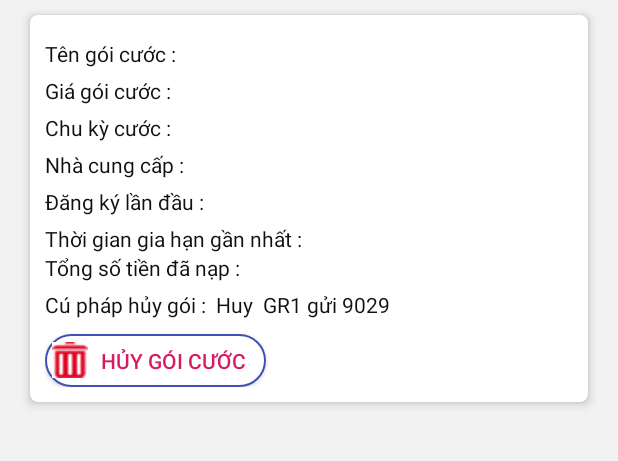
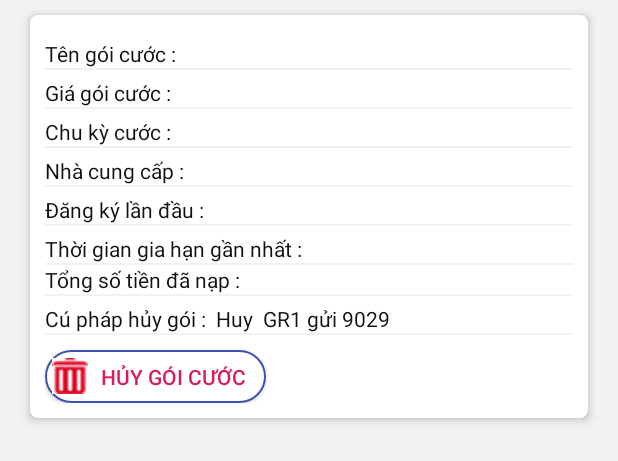
Before and after one commit to thanhtung1993/CTT2019, an Android app: the layout custom_goicuocsudung.xml on its own in the app's theme, with its tools: preview values and no code run, on a phone screen of 412 x 824 dp. Shown: the top 461 px of the screen. Run offline under Robolectric (Android 15) with nearby library versions, the phone set to English and light mode, and no system bars.

Commit message:
code 0307

```diff
--- a/app/src/main/java/com/example/ctt2019/Activity/ManHinhChaoActivity.java
+++ b/app/src/main/java/com/example/ctt2019/Activity/ManHinhChaoActivity.java
@@ -18,7 +18,7 @@ public class ManHinhChaoActivity extends AppCompatActivity {
             @Override
             public void run() {
                 try {
-                    Thread.sleep(1000);
+                    Thread.sleep(2000);
                 }
                 catch (Exception e)
                 {
--- a/app/src/main/java/com/example/ctt2019/Activity/XacNhanNapTienActivity.java
+++ b/app/src/main/java/com/example/ctt2019/Activity/XacNhanNapTienActivity.java
@@ -15,7 +15,7 @@ import android.widget.TextView;
 import com.example.ctt2019.R;
 
 public class XacNhanNapTienActivity extends AppCompatActivity implements View.OnClickListener {
-    String token;
+    String token,thoiGian;
     Button btnHuy, btnDongY;
     TextView txtTenGoiCuocXN,txtDichVuGame,txtSoTienXN,txtTaiKhoanXN,txtNCCXN;
 
@@ -48,6 +48,7 @@ public class XacNhanNapTienActivity extends AppCompatActivity implements View.On
         txtTaiKhoanXN.setText(intent.getStringExtra("5"));
         txtNCCXN.setText(intent.getStringExtra("1"));
         token=intent.getStringExtra("token");
+        thoiGian=intent.getStringExtra("time");
 
     }
 
@@ -57,6 +58,7 @@ public class XacNhanNapTienActivity extends AppCompatActivity implements View.On
          case R.id.btnHuyBoNapTien:
                  Intent iNapTien=new Intent(XacNhanNapTienActivity.this,NapTienGameActivity.class);
                  iNapTien.putExtra("token",token);
+                 iNapTien.putExtra("time",thoiGian);
                  startActivity(iNapTien);
                  break;
             case R.id.btnNapTienThanhCong:
@@ -78,6 +80,7 @@ public class XacNhanNapTienActivity extends AppCompatActivity implements View.On
             public void onClick(View v) {
                 Intent iNapTienGame = new Intent(getApplicationContext(), NapTienGameActivity.class);
                 iNapTienGame.putExtra("token",token);
+                iNapTienGame.putExtra("time",thoiGian);
                 startActivity(iNapTienGame);
             }
         });
--- a/app/src/main/res/layout/custom_goicuocsudung.xml
+++ b/app/src/main/res/layout/custom_goicuocsudung.xml
@@ -52,6 +52,7 @@
                             android:textColor="@color/colorText"
                             />
 
+
                         <TextView
                             android:id="@+id/txtTenGoiCuoc"
                             android:layout_marginTop="16dp"
@@ -64,6 +65,11 @@
 
 
                     </LinearLayout>
+                    <TextView
+                        android:layout_width="match_parent"
+                        android:layout_height="1dp"
+                        android:background="@color/colorBackGround" />
+
                     <LinearLayout
                         android:layout_width="match_parent"
                         android:layout_height="wrap_content"
@@ -88,6 +94,11 @@
 
 
                     </LinearLayout>
+                    <TextView
+                        android:layout_width="match_parent"
+                        android:layout_height="1dp"
+                        android:background="@color/colorBackGround" />
+
                     <LinearLayout
                         android:layout_width="match_parent"
                         android:layout_height="wrap_content"
@@ -111,6 +122,11 @@
 
 
                     </LinearLayout>
+                    <TextView
+                        android:layout_width="match_parent"
+                        android:layout_height="1dp"
+                        android:background="@color/colorBackGround" />
+
                     <LinearLayout
                         android:layout_width="match_parent"
                         android:layout_height="wrap_content"
@@ -134,6 +150,11 @@
 
 
                     </LinearLayout>
+                    <TextView
+                        android:layout_width="match_parent"
+                        android:layout_height="1dp"
+                        android:background="@color/colorBackGround" />
+
                     <LinearLayout
                         android:layout_width="match_parent"
                         android:layout_height="wrap_content"
@@ -157,6 +178,11 @@
 
 
                     </LinearLayout>
+                    <TextView
+                        android:layout_width="match_parent"
+                        android:layout_height="1dp"
+                        android:background="@color/colorBackGround" />
+
                     <LinearLayout
                         android:layout_width="match_parent"
                         android:layout_height="wrap_content"
@@ -180,6 +206,11 @@
 
 
                     </LinearLayout>
+                    <TextView
+                        android:layout_width="match_parent"
+                        android:layout_height="1dp"
+                        android:background="@color/colorBackGround" />
+
                     <LinearLayout
                         android:layout_width="match_parent"
                         android:layout_height="wrap_content"
@@ -203,6 +234,11 @@
 
 
                     </LinearLayout>
+                    <TextView
+                        android:layout_width="match_parent"
+                        android:layout_height="1dp"
+                        android:background="@color/colorBackGround" />
+
                     <LinearLayout
                         android:layout_width="match_parent"
                         android:layout_height="wrap_content"
@@ -223,6 +259,11 @@
                             android:textColor="@color/colorText"/>
 
                     </LinearLayout>
+                    <TextView
+                        android:layout_width="match_parent"
+                        android:layout_height="1dp"
+                        android:background="@color/colorBackGround" />
+
 
                     <Button
                         android:id="@+id/btnHuyGoiCuoc"
--- a/app/src/main/res/layout/fragment_lichsu.xml
+++ b/app/src/main/res/layout/fragment_lichsu.xml
@@ -131,7 +131,7 @@
                     android:layout_width="160dp"
                     android:layout_height="30dp"
                     android:layout_marginTop="20dp"
-                    android:layout_marginBottom="5dp"
+                    android:layout_marginBottom="10dp"
                     android:textColor="@color/colorWhite"
                     android:background="@drawable/custom_button1"
                     android:onClick="loadFragmentLichSuNapTien"
@@ -144,7 +144,7 @@
                     android:layout_width="140dp"
                     android:layout_height="30dp"
                     android:layout_marginLeft="8dp"
-                    android:layout_marginBottom="5dp"
+                    android:layout_marginBottom="10dp"
                     android:layout_marginTop="20dp"
                     android:background="@drawable/custom_button1"
                     android:text="Lịch sử SMS " />
--- a/app/src/main/res/values/colors.xml
+++ b/app/src/main/res/values/colors.xml
@@ -11,7 +11,7 @@
     <color name="colorWhite">#FFF</color>
     <color name="colorPurple">#983CFF</color>
     <color name="colorPurpleT">#64983cff</color>
-    <color name="colorBlue1">#2FB4FF</color>
+    <color name="colorBlue1">#00ABEC</color>
     <color name="colorBlueT">#642fb4ff</color>
     <color name="colortoolbar">#008FDE</color>
     <color name="colorbutton">#DD241B</color>
```
Also changed, not shown: app/src/main/java/com/example/ctt2019/Activity/NapTienGameActivity.java (+7 -4 lines), app/src/main/res/layout/custom_item_dvhot.xml (+26 -1 lines), app/src/main/res/layout/layout_login.xml (+8 -3 lines), app/src/main/res/layout/layout_manhinhchao.xml (+17 -6 lines), app/src/main/res/drawable-v24/anhnen.jpg (deleted), app/src/main/res/drawable/anhnen.png (added), app/src/main/res/drawable/mo.jpg (deleted), app/src/main/res/font/font.ttf (deleted).
